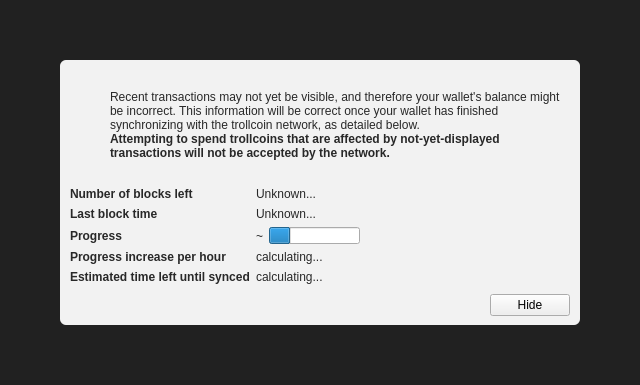
This is src/qt/forms/modaloverlay.ui in gautes/SkbTrollCoin as Qt 5 draws it before an edit. The edited form follows.
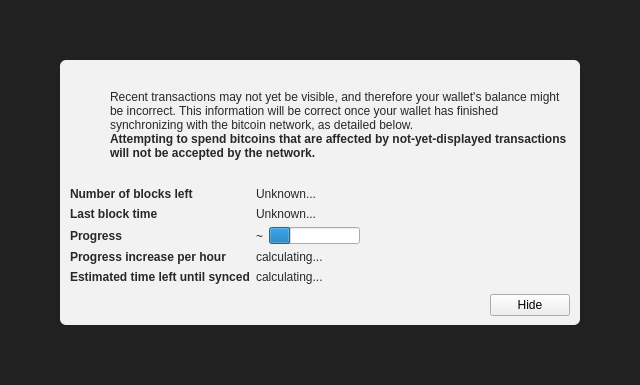
This is the edited form. Icons and pictures are not drawn. Custom widgets are drawn as their Qt base class.

Commit message:
Revert "Rename bitcoin to trollcoin and Bitcoin to Trollcoin"
This reverts commit 35cd81ae6f5a065b2258eec1343f0bdab3d0a079.

The edit to the form file:
```diff
--- a/src/qt/forms/modaloverlay.ui
+++ b/src/qt/forms/modaloverlay.ui
@@ -130,7 +130,7 @@
              <item>
               <widget class="QLabel" name="infoText">
                <property name="text">
-                <string>Recent transactions may not yet be visible, and therefore your wallet's balance might be incorrect. This information will be correct once your wallet has finished synchronizing with the trollcoin network, as detailed below.</string>
+                <string>Recent transactions may not yet be visible, and therefore your wallet's balance might be incorrect. This information will be correct once your wallet has finished synchronizing with the bitcoin network, as detailed below.</string>
                </property>
                <property name="textFormat">
                 <enum>Qt::RichText</enum>
@@ -149,7 +149,7 @@
                 </font>
                </property>
                <property name="text">
-                <string>Attempting to spend trollcoins that are affected by not-yet-displayed transactions will not be accepted by the network.</string>
+                <string>Attempting to spend bitcoins that are affected by not-yet-displayed transactions will not be accepted by the network.</string>
                </property>
                <property name="textFormat">
                 <enum>Qt::RichText</enum>
```
The commit also changes 843 other files.
